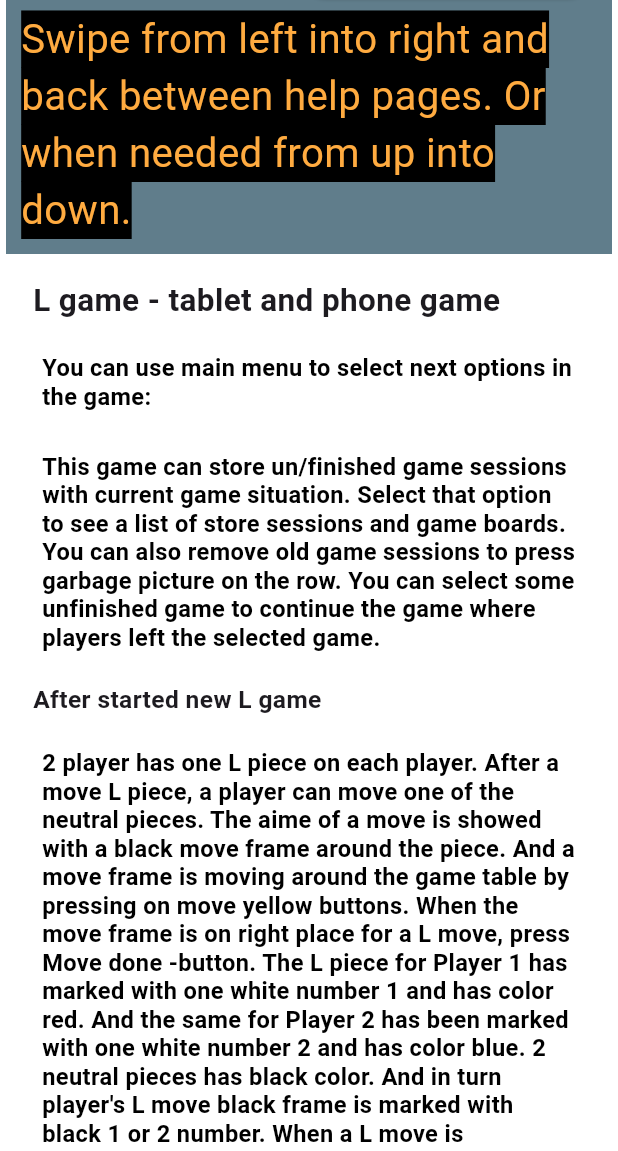
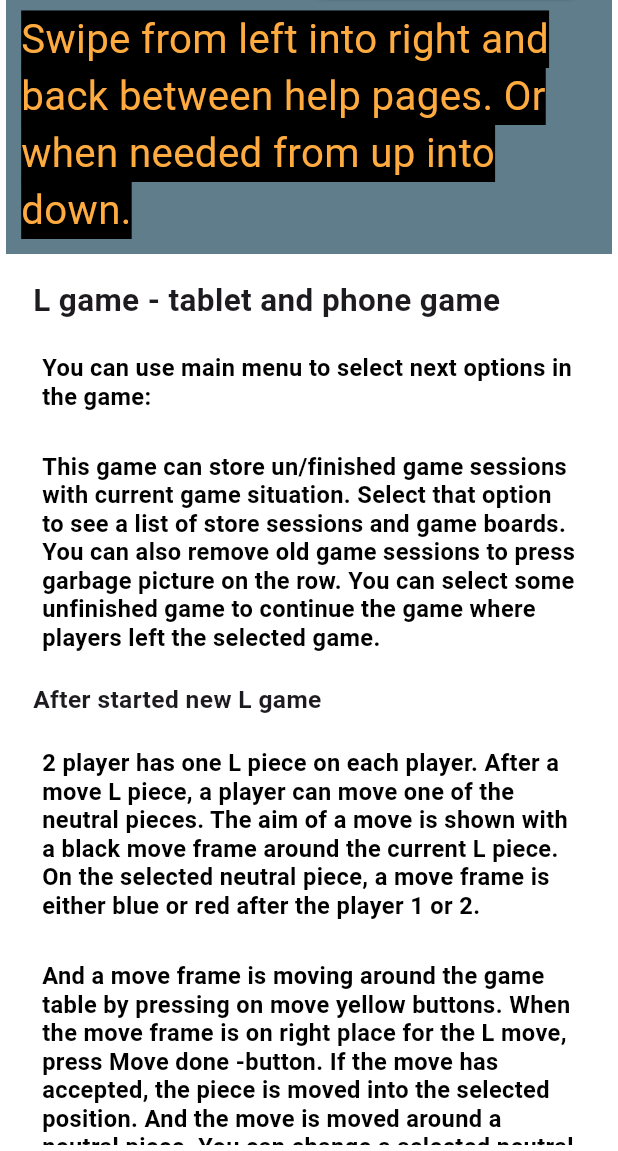
Before and after one commit to tkassila/flgame, a Flutter app: the HelpRoute screen opened by its route, on a phone screen of 412 x 824 dp, the part 85-1236 px from its top. Run offline on Flutter 3.47's test engine with Material 3 defaults, Android fonts, the phone set to English and light mode, and no system bars; drawn by our look-alikes of flutter_html; our stand-ins replace auto_size_text, flutter_screenutil, get_it, hive, hive_flutter, logger and 1 more; missing offline and left inert: flutter_exit_app, flutter_soloud, rounded_background_text; accounts and stored records are empty.

Commit message:
added tooltip widgets

```diff
--- a/lib/main.dart
+++ b/lib/main.dart
@@ -51,10 +51,13 @@ void main() async {
   WidgetsFlutterBinding.ensureInitialized();
   Intl.defaultLocale = 'fi_FI';
   WidgetsBinding widgetsBinding = WidgetsFlutterBinding.ensureInitialized();
+  /*
   SystemChrome.setPreferredOrientations([
     DeviceOrientation.portraitDown,
     DeviceOrientation.portraitUp,
   ]);
+   is deprecated api calls!
+   */
   // FlutterNativeSplash.preserve(widgetsBinding: widgetsBinding);
   await setupDi();
   await di<LGameDataService>().checkInit();
@@ -129,7 +132,7 @@ class MyApp extends StatelessWidget {
             initialRoute: '/',
             routes: {
               '/': (context) => const LoadingScreen(),
-              '/lgamefor2': (context) => LGeamePage(
+              '/lgamefor2': (context) => LGamePage(
                     title: strAppTitle,
                     bScreenReaderIsUsed: bScreenReaderIsUsed,
                   ),
@@ -152,12 +155,12 @@ class MyApp extends StatelessWidget {
   }
 }
 
-class LGeamePage extends StatefulWidget {
+class LGamePage extends StatefulWidget {
 
 /// iArrPlayerPossibleMovePieces
  // final Function() notifyParent;
   // ChildWidget({Key key, @required this.notifyParent}) : super(key: key);
-  const LGeamePage({super.key,
+  const LGamePage({super.key,
     required this.title, required this.bScreenReaderIsUsed,
    // required this.screenValues, /*, @required this.notifyParent} */
   });
@@ -167,11 +170,11 @@ class LGeamePage extends StatefulWidget {
 
 
   @override
-  State<LGeamePage> createState() => _LGamePageState();
-
-}
-
-class _LGamePageState extends State<LGeamePage>
+  State<LGamePage> createState() => _LGamePageState();
+
+}
+
+class _LGamePageState extends State<LGamePage>
     with WidgetsBindingObserver /*, AutomaticKeepAliveClientMixin */
 {
 
@@ -932,17 +935,20 @@ class _LGamePageState extends State<LGeamePage>
       readOnly: true,
       label: 'Start game',
       hint: 'Start game button',
+      child: Tooltip(message: "Start a new l game after the finished game.",
         child: ElevatedButton(
       style: buttonStyle,
       onPressed: lGameSession.bButtonStartGameEnabled ? buttonStartGamePressed : null,
       child: const Text('Start game'),
       ),
+      ),
     );
 
     buttonUp = Semantics(
       readOnly: true,
       label: "Up",
       hint: 'Up button',
+      child: Tooltip(message: "Move L piece frame into the up.",
         child: ElevatedButton.icon(
       style: buttonStyle,
       /*
@@ -953,6 +959,7 @@ class _LGamePageState extends State<LGeamePage>
       onPressed: lGameSession.bButtonUpEnabled ? buttonUpPressed : null,
       icon: Icon(Icons.arrow_upward, size: buttonIconSize,),
       label: const Text("Up"),
+      ),
       ),
     );
     /* Container(
@@ -988,48 +995,56 @@ class _LGamePageState extends State<LGeamePage>
       readOnly: true,
       label: "Down",
       hint: 'Down button',
+      child: Tooltip(message: "Move L piece frame into the down.",
         child: ElevatedButton.icon(
       style: buttonStyle,
       onPressed: lGameSession.bButtonDownEnabled ? buttonDownPressed : null,
       icon: Icon(Icons.arrow_downward, size: buttonIconSize,),
       label: const Text('Down'),
     ),
+      ),
     );
 
     buttonLeft = Semantics(
       readOnly: true,
       label: "Left",
       hint: 'Left button',
+      child: Tooltip(message: "Move L piece frame into the left.",
         child: ElevatedButton.icon(
       style: buttonStyle,
       onPressed: lGameSession.bButtonLeftEnabled ? buttonLeftPressed : null,
       icon: Icon(Icons.arrow_back, size: buttonIconSize,),
       label: const Text('Left'),
     ),
+      ),
     );
 
     buttonRight = Semantics(
       readOnly: true,
       label: "Right",
       hint: 'Right button',
+      child: Tooltip(message: "Move L piece frame into the right.",
         child: ElevatedButton.icon(
       style: buttonStyle,
       onPressed: lGameSession.bButtonRightEnabled ? buttonRightPressed : null,
       icon: Icon(Icons.arrow_forward, size: buttonIconSize,),
       label: const Text('Right'),
     ),
+      ),
     );
 
     buttonWrapUp = Semantics(
       readOnly: true,
         label: "Wrap",
         hint: 'Wrap button',
+        child: Tooltip(message: "Wrap L piece frame in the game board.",
           child: ElevatedButton.icon(
       style: buttonStyle,
       onPressed: lGameSession.bButtonWrapUpEnabled ? buttonWrapUpPressed : null,
       icon: Icon(Icons.autorenew, size: buttonIconSize,),
       label: const Text('Wrap'),
     ),
+        ),
     );
 
     String strNeutral;
@@ -1043,10 +1058,12 @@ class _LGamePageState extends State<LGeamePage>
       readOnly: true,
     label: strNeutral,
   hint: "$strNeutral button",
+  child: Tooltip(message: "Change move frame into another neutral game piece.",
     child: ElevatedButton(
       style: buttonStyle,
       onPressed: lGameSession.bButtonSwitchNeutralEnabled ? buttonSwitchNeutralPressed : null,
       child: Text(strNeutral),
+    ),
   ),
   );
 
@@ -1056,6 +1073,7 @@ class _LGamePageState extends State<LGeamePage>
         readOnly: true,
         label: strNeutral,
         hint: "$strNeutral button",
+        child: Tooltip(message: "Change move frame into another neutral game piece.",
           child: ElevatedButton(
           style: buttonStyle,
           onPressed: lGameSession.bButtonSwitchNeutralEnabled ? () {} : null,
@@ -1064,6 +1082,7 @@ class _LGamePageState extends State<LGeamePage>
               : null,
           child: Text(strNeutral),
         ),
+        ),
       );
     }
 
@@ -1071,33 +1090,39 @@ class _LGamePageState extends State<LGeamePage>
       readOnly: true,
   label: "Turn 90º",
   hint: "Turn 90º button",
+  child: Tooltip(message: "Turn l frame 90º in the board and prepare to a next move.",
     child: ElevatedButton.icon(
       style: buttonStyle,
       onPressed: lGameSession.bButtonTurn90DegreeEnabled ? buttonTurn90DegreePressed : null,
       icon: Icon(Icons.subdirectory_arrow_right, size: buttonIconSize,),
       label: const Text('Turn 90º'),
     ),
+  ),
   );
 
      buttonHelp = Semantics(
        readOnly: true,
        label: "Help",
        hint: "Help button",
+       child: Tooltip(message: "Help pages for this l game.",
          child: ElevatedButton(
        style: buttonStyle,
        onPressed: lGameSession.bButtonHelpEnabled ? buttonHelpEnabledPressed : null,
        child: const Text('Help'),
       ),
+       ),
      );
 
      buttonMoveDone = Semantics(
        readOnly: true,
          label: "Move Done",
          hint: "Move Done button",
+         child: Tooltip(message: "When move frame is in the position in a next piece move.",
           child: ElevatedButton(
          style: buttonStyle,
        onPressed: lGameSession.bButtonMoveDoneEnabled ? buttonMoveDonePressed : null,
        child: const Text('Move Done'),
+       ),
        ),
      );
 
@@ -1107,6 +1132,7 @@ class _LGamePageState extends State<LGeamePage>
       readOnly: true,
       label: "Move Done",
       hint: "Move Done button",
+      child: Tooltip(message: "Move frame is in the right position and move a L piece or a neutral piece in this position.",
         child: ElevatedButton(
         style: buttonStyle,
         onPressed: lGameSession.bButtonMoveDoneEnabled ? (){}
@@ -1114,6 +1140,7 @@ class _LGamePageState extends State<LGeamePage>
         onLongPress: lGameSession.bButtonMoveDoneEnabled ? buttonMoveDonePressed : null,
         child: const Text('Move Done'),
       ),
+      ),
     );
    }
 
@@ -1128,16 +1155,20 @@ class _LGamePageState extends State<LGeamePage>
            readOnly: true,
            label: "Message",
            hint: 'Message label',
+           child: Tooltip(message: "Messages of this game.",
              child: RoundedBackgroundText(
          lGameSession.msg,
          style: TextStyle(fontWeight: FontWeight.bold, fontSize: ScreenUtil().setSp(15)),
          backgroundColor: Colors.yellowAccent,
        ),
+           ),
        );
      }
      else {
-       textMessage = Text(lGameSession.msg,
+       textMessage = Tooltip(message: "Messages of this game.",
+           child: Text(lGameSession.msg,
          style: TextStyle(color: Colors.black, fontSize: ScreenUtil().setSp(15)),
+           ),
        );
      }
 
@@ -1152,26 +1183,31 @@ class _LGamePageState extends State<LGeamePage>
          readOnly: true,
          label: "Save names",
          hint: "Save names button",
+         child: Tooltip(message: "Change and save player's names of this game.",
            child: ElevatedButton(
          style: buttonStyle,
          onPressed: bEditPlayerNames ? buttonSaveEditPressed : null,
          child: const Text('Save names'),
          ),
+         ),
        );
 
        _buttonReturnFromEdit = Semantics(
          readOnly: true,
          label: "No save",
          hint: "No save button",
+         child: Tooltip(message: "No save for player's names of this game",
            child: ElevatedButton(
          style: buttonStyle,
          onPressed: bEditPlayerNames ? buttonReturnFromEditPressed : null,
          child: const Text('No save'),
          ),
+         ),
        );
 
        _textFieldName1Controller.text = lGameSession.name1;
-       _textFieldName1 = TextField(
+       _textFieldName1 = Tooltip(message: "A player's name of this session game",
+           child: TextField(
          controller: _textFieldName1Controller,
          decoration: InputDecoration(
            label: Text.rich(
@@ -1195,6 +1231,7 @@ class _LGamePageState extends State<LGeamePage>
              ),
            ),
          ),
+           ),
        );
 
        if (widget.bScreenReaderIsUsed) {
@@ -1205,7 +1242,8 @@ class _LGamePageState extends State<LGeamePage>
 
        _textFieldName2Controller.text = lGameSession.name2;
 
-       _textFieldName2 = TextField(
+       _textFieldName2 = Tooltip(message: "A player's name of this session game",
+           child: TextField(
          controller: _textFieldName2Controller,
          decoration: InputDecoration(
            label: Text.rich(
@@ -1226,6 +1264,7 @@ class _LGamePageState extends State<LGeamePage>
                    ),
                  ),
                ],
+             ),
            ),
          ),
            ),
--- a/lib/views/game_board.dart
+++ b/lib/views/game_board.dart
@@ -192,7 +192,7 @@ class LGameBoard extends StatelessWidget {
   int lastGestureOccurTime_intervalMs = 500;
  // Widget? _gameBoardGrid;
   late List<Container> _listBoardSquares;
-  late List<Widget> _listScreenReader = List<Widget>.empty(growable: true);
+  late final List<Widget> _listScreenReader = List<Widget>.empty(growable: true);
  // late StackGridContainer _stackGridContainerOfListBoardSquares;
   late List<Container?> _listBoardPieces = List.empty(growable: true);
  // late StackGridContainer _stackGridContainerOfListBoardPieces;
--- a/lib/views/help_route.dart
+++ b/lib/views/help_route.dart
@@ -109,10 +109,30 @@ const String strHelp = r"""
     <h3>After started new L game</h3>
 
     <p>2 player has one L piece on each player. After a move L piece, a player can
-    move one of the neutral pieces. The aime of a move is showed with a black move frame
-    around the piece. And a move frame is moving around the game table by pressing
-    on move yellow buttons. When the move frame is on right place for a L move,
-    press Move done -button. The L piece for Player 1 has marked with one white number 1 and has color red.
+    move one of the neutral pieces. The aim of a move is shown with a black move frame
+    around the current L piece. On the selected neutral piece, a move frame is either
+    blue or red after the player 1 or 2.</p>
+
+    <p>And a move frame is moving around the game table by pressing
+    on move yellow buttons. When the move frame is on right place for the L move,
+    press Move done -button. If the move has accepted, the piece is moved into
+    the selected position. And the move is moved around a neutral piece. You can
+    change a selected neutral piece, if you will do that. When the move done -button
+    has pressed 2 times, the game turn is changed into opposite player and the move
+    frame is around his/her L piece.</p>
+
+    <p>When tallback android application is not running, you can move frame around game board also with finger gestures
+    instead of yellow move buttons, like:</p>
+
+    <p><b>Up or down swipe</b> = the frame is moving up or down.</b>
+
+    <p><b>Left or right swipe</b> = the frame is moving left or right.</p>
+
+    <p><b>2 tap on the game board</b> = the frame is moving like in pressing 'wrap' button.</p>
+
+     <p><b>Long press on the game board</b> = the frame is moving like in pressing 'turn 90º' button.</p>
+
+    <p>The L piece for Player 1 has marked with one white number 1 and has color red.
     And the same for Player 2 has been marked with one white number 2 and has
     color blue. 2 neutral pieces has black color. And in turn player's
     L move black frame is marked with black 1 or 2 number. When a L move is
@@ -120,10 +140,10 @@ const String strHelp = r"""
     around one neutral button. When the hole move is done (the second done button press),
    then the L move frame is moved around another L piece of in turn up's.
 
-    In this version of the game, there are added diffrerent finger gestures over game board,
+    In this version of the game, there are added different finger gestures over game board,
     which are corresponding pressed move buttons: left swipe like press left button,
     right swipe like press right button, up swipe like press up button,
-    down swipe like press down button, long press like press 90º button and double
+    down swipe like press down button, long press like press turn 90º button and double
     press like press wrap button,
     </p>
 
```
Also changed, not shown: lib/models/lgame_data.dart (+33 -9 lines), lib/views/OldGamesPage.dart (+11 -1 lines), 1 other file. Lines whose indentation alone changed are shown as unchanged.
